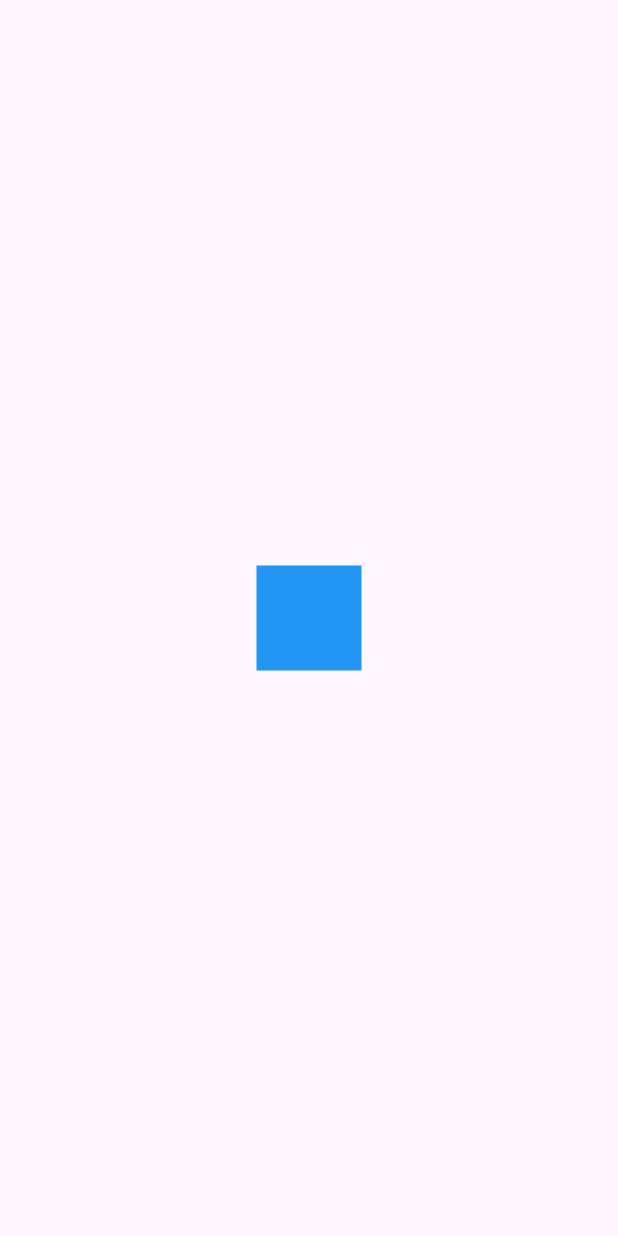
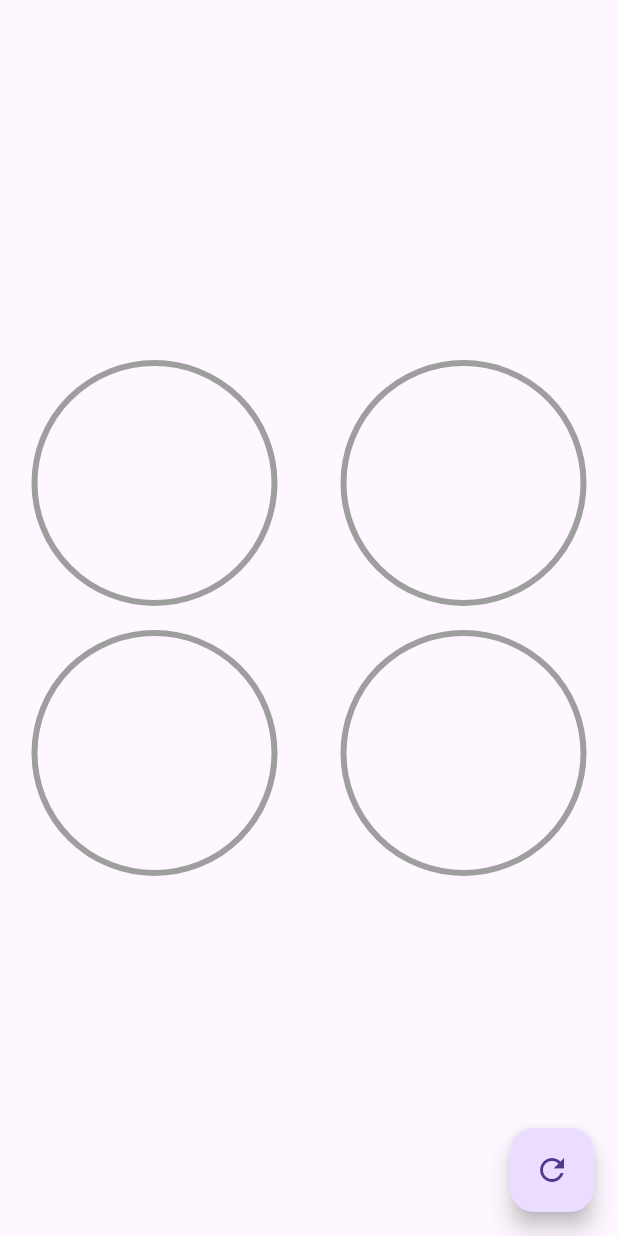
Before and after one commit to JoseManuelMunozManzano/flutter-animaciones, a Flutter app: the screen it shows after launch, on a phone screen of 412 x 824 dp. Run offline on Flutter 3.47's test engine with Material 3 defaults, Android fonts, the phone set to English and light mode, and no system bars.

Commit message:
ProgressBar circular - Animated CustomPainter

```diff
--- a/lib/main.dart
+++ b/lib/main.dart
@@ -2,7 +2,8 @@
 
 // import 'package:design_app/src/pages/headers_page.dart';
 // import 'package:design_app/src/pages/animaciones_page.dart';
-import 'package:design_app/src/retos/cuadrado_animado_page.dart';
+// import 'package:design_app/src/retos/cuadrado_animado_page.dart';
+import 'package:design_app/src/pages/graficas_circulares_page.dart';
 
 void main() {
   runApp(const MainApp());
@@ -18,7 +19,8 @@
       title: 'Diseños App',
       // home: HeadersPage()
       // home: AnimacionesPage()
-      home: CuadradoAnimadoPage()
+      // home: CuadradoAnimadoPage()
+      home: GraficasCircularesPage()
     );
   }
 }
--- /dev/null
+++ b/lib/src/pages/graficas_circulares_page.dart
@@ -0,0 +1,120 @@
+import 'package:flutter/material.dart';
+
+import 'package:design_app/src/widgets/radial_progress.dart';
+
+class GraficasCircularesPage extends StatefulWidget {
+  const GraficasCircularesPage({super.key});
+
+  @override
+  State<GraficasCircularesPage> createState() => _GraficasCircularesPageState();
+}
+
+class _GraficasCircularesPageState extends State<GraficasCircularesPage> {
+
+  double porcentaje = 0.0;
+
+  @override
+  Widget build(BuildContext context) {
+    return Scaffold(
+      floatingActionButton: FloatingActionButton(
+        child: Icon(Icons.refresh),
+        onPressed: () {
+          setState(() {
+            porcentaje += 10;
+            if (porcentaje > 100) {
+              porcentaje = 0.0;
+            }
+          });
+        }
+      ),
+
+      body: Column(
+        mainAxisAlignment: MainAxisAlignment.center,
+        children: [
+          Row(
+            mainAxisAlignment: MainAxisAlignment.spaceAround,
+            children: [
+              CustomRadialProgress(porcentaje: porcentaje, color: Colors.blue),
+              CustomRadialProgress(porcentaje: porcentaje, color: Colors.red),
+            ],
+          ),
+          Row(
+            mainAxisAlignment: MainAxisAlignment.spaceAround,
+            children: [
+              CustomRadialProgress(porcentaje: porcentaje, color: Colors.pink),
+              CustomRadialProgressGradient(porcentaje: porcentaje),
+            ],
+          )
+        ],
+      )
+    );
+  }
+}
+
+class CustomRadialProgress extends StatelessWidget {
+
+  final Color color;
+
+  const CustomRadialProgress({
+    super.key,
+    required this.porcentaje,
+    required this.color,
+  });
+
+  final double porcentaje;
+
+  @override
+  Widget build(BuildContext context) {
+    return SizedBox(
+      width: 180,
+      height: 180,
+      child: RadialProgress(
+        porcentaje: porcentaje,
+        colorPrimario: color,
+        colorSecundario: Colors.grey,
+        grosorPrimario: 10.0,
+        grosorSecundario: 4.0,
+      ),
+      // child: Text('$porcentaje %', style: TextStyle(fontSize: 50.0))
+    );
+  }
+}
+
+class CustomRadialProgressGradient extends StatelessWidget {
+
+  final Rect rect = Rect.fromCircle(
+    center: Offset(0, 0),
+    radius: 180,
+  );
+
+  final Gradient gradiente = LinearGradient(
+    colors: [
+      Color(0xffc012ff),
+      Color(0xff6d05e8),
+      Colors.red,
+    ]
+  );
+
+  CustomRadialProgressGradient({
+    super.key,
+    required this.porcentaje,
+  });
+
+  final double porcentaje;
+
+  @override
+  Widget build(BuildContext context) {
+    return SizedBox(
+      width: 180,
+      height: 180,
+      child: RadialProgress(
+        porcentaje: porcentaje,
+        colorSecundario: Colors.grey,
+        grosorPrimario: 10.0,
+        grosorSecundario: 4.0,
+        gradiente: gradiente.createShader(rect),
+      ),
+      // child: Text('$porcentaje %', style: TextStyle(fontSize: 50.0))
+    );
+  }
+}
--- /dev/null
+++ b/lib/src/widgets/radial_progress.dart
@@ -0,0 +1,140 @@
+import 'dart:math';
+
+import 'package:flutter/material.dart';
+
+class RadialProgress extends StatefulWidget {
+
+  final double porcentaje;
+  final Color colorPrimario;
+  final Color colorSecundario;
+  final double grosorPrimario;
+  final double grosorSecundario;
+  final Shader? gradiente;
+
+  const RadialProgress({
+    super.key,
+    required this.porcentaje,
+    this.colorPrimario = Colors.blue,
+    this.colorSecundario = Colors.grey,
+    this.grosorPrimario = 10,
+    this.grosorSecundario = 4,
+    this.gradiente,
+  });
+
+  @override
+  State<RadialProgress> createState() => _RadialProgressState();
+}
+
+class _RadialProgressState extends State<RadialProgress> with SingleTickerProviderStateMixin {
+
+  late AnimationController controller;
+  late double porcentajeAnterior;
+
+  @override
+  void initState() {
+    super.initState();
+    // La primera vez el porcentaje anterior es el porcentaje actual.
+    porcentajeAnterior = widget.porcentaje;
+    controller = AnimationController(vsync: this, duration: Duration(milliseconds: 200));
+  }
+
+  @override
+  void dispose() {
+    controller.dispose();
+    super.dispose();
+  }
+
+  @override
+  Widget build(BuildContext context) {
+
+    // Cada vez que se redibuja el widget la animación empieza de nuevo.
+    controller.forward(from: 0.0);
+    // Tenemos que saber la diferencia que tenemos que animar, que es el valor actual menos el anterior.
+    final diferenciaAnimar = widget.porcentaje - porcentajeAnterior;
+    // Volvemos a establecer el porcentaje anterior.
+    porcentajeAnterior = widget.porcentaje;
+
+    return AnimatedBuilder(
+      animation: controller,
+      builder: (context, child) {
+        return Container(
+          padding: EdgeInsets.all(10),
+          width: double.infinity,
+          height: double.infinity,
+          child: CustomPaint(
+            // Recordar que controller.value va de 0.0 a 1.0
+            painter: _MiRadialProgress(
+              (widget.porcentaje - diferenciaAnimar) + (diferenciaAnimar * controller.value),
+              widget.colorPrimario,
+              widget.colorSecundario,
+              widget.grosorPrimario,
+              widget.grosorSecundario,
+              widget.gradiente,
+            )
+          )
+        );
+      },
+    );
+  }
+}
+
+class _MiRadialProgress extends CustomPainter {
+
+  final double porcentaje;
+  final Color colorPrimario;
+  final Color colorSecundario;
+  final double grosorPrimario;
+  final double grosorSecundario;
+  final Shader? gradiente;
+
+  _MiRadialProgress(
+    this.porcentaje,
+    this.colorPrimario,
+    this.colorSecundario,
+    this.grosorPrimario,
+    this.grosorSecundario,
+    this.gradiente,
+  );
+
+  @override
+  void paint(Canvas canvas, Size size) {
+
+    //? Círculo completado
+    final paint = Paint()
+      ..strokeWidth = grosorSecundario
+      ..color = colorSecundario
+      ..style = PaintingStyle.stroke;
+
+    // Hay que indicar la posición, el radio y el lápiz con el que queremos que se dibuje.
+    // El radio va desde el punto central hasta el borde.
+    final Offset center = Offset(size.width * 0.5, size.height * 0.5);
+    final double radio = min(size.width * 0.5, size.height * 0.5);
+    canvas.drawCircle(center, radio, paint);
+
+    //? Arco
+    final paintArco = Paint()
+      ..strokeWidth = grosorPrimario
+      ..strokeCap = StrokeCap.round
+      ..style = PaintingStyle.stroke;
+
+    if (gradiente == null) {
+      paintArco.color = colorPrimario;
+    } else {
+      paintArco.shader = gradiente!;
+    }
+
+    // Parte que se deberå ir llenando.
+    // 2 * PI es un círculo completo y lo multiplico por el % que va llenándose.
+    double arcAngle = 2 * pi * (porcentaje / 100);
+    canvas.drawArc(
+      Rect.fromCircle(center: center, radius: radio),
+      -pi / 2,
+      arcAngle,
+      false,
+      paintArco
+    );
+  }
+
+  @override
+  bool shouldRepaint(covariant CustomPainter oldDelegate) => true;
+}
```
Also changed, not shown: lib/src/labs/circular_progress_page.dart (added, +119 -0 lines), 161 other files.
